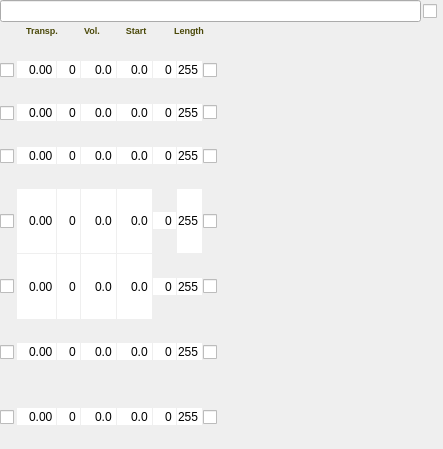
kmatheussen/radium, file Qt/qt4_patch_widget.ui: the form before one commit.
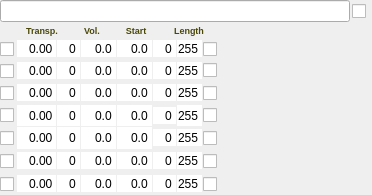
The form after the commit.

Commit message: Instrument widget: Fix wrong fonts in the note duplicator, instrument name widget, and sample browser

Diff of the .ui file:
```diff
--- a/Qt/qt4_patch_widget.ui
+++ b/Qt/qt4_patch_widget.ui
@@ -6,8 +6,8 @@
    <rect>
     <x>0</x>
     <y>0</y>
-    <width>443</width>
-    <height>449</height>
+    <width>372</width>
+    <height>195</height>
    </rect>
   </property>
   <property name="sizePolicy">
```
Left out of the diff: 35 changed lines with no effect on the pictures. The commit also changes 3 other files.
